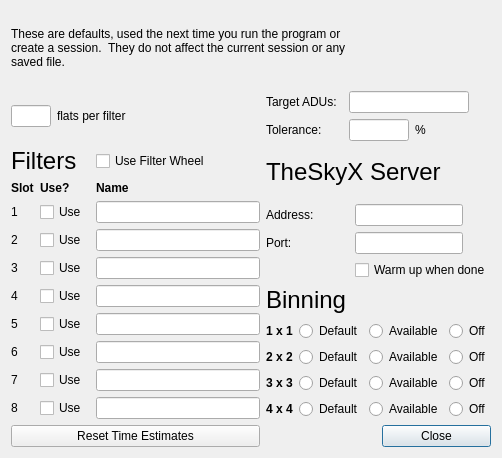
Above: PrefsWindow.ui from RMcDOttawa/FlatCaptureNow1 before the change. Below: the same form after it.
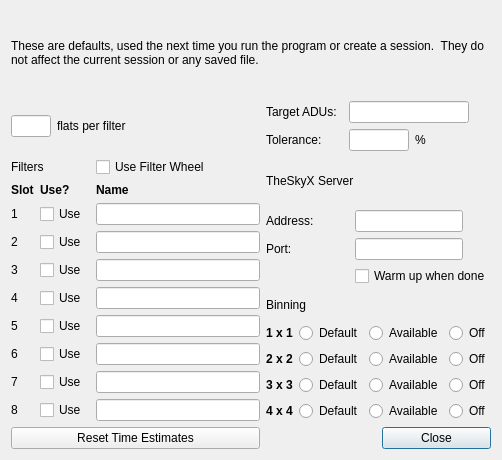
That is the form after the change.

Commit message: Add font menu, ability to resize on-screen text, and window resizing.

Diff of the .ui file:
```diff
--- a/PrefsWindow.ui
+++ b/PrefsWindow.ui
@@ -7,7 +7,7 @@
     <x>0</x>
     <y>0</y>
     <width>502</width>
-    <height>458</height>
+    <height>460</height>
    </rect>
   </property>
   <property name="sizePolicy">
@@ -16,10 +16,16 @@
     <verstretch>0</verstretch>
    </sizepolicy>
   </property>
+  <property name="minimumSize">
+   <size>
+    <width>502</width>
+    <height>460</height>
+   </size>
+  </property>
   <property name="maximumSize">
    <size>
-    <width>1000</width>
-    <height>482</height>
+    <width>2000</width>
+    <height>2000</height>
    </size>
   </property>
   <property name="windowTitle">
@@ -29,16 +35,6 @@
    <bool>true</bool>
   </property>
   <layout class="QGridLayout" name="gridLayout_5">
-   <item row="0" column="0" colspan="2">
-    <widget class="QLabel" name="label_25">
-     <property name="text">
-      <string>These are defaults, used the next time you run the program or create a session.  They do not affect the current session or any saved file.</string>
-     </property>
-     <property name="wordWrap">
-      <bool>true</bool>
-     </property>
-    </widget>
-   </item>
    <item row="1" column="0">
     <layout class="QHBoxLayout" name="horizontalLayout">
      <item>
@@ -131,7 +127,7 @@
      <item row="0" column="0" colspan="2">
       <widget class="QLabel" name="label_12">
        <property name="text">
-        <string>&lt;html&gt;&lt;head/&gt;&lt;body&gt;&lt;p&gt;&lt;span style=&quot; font-size:18pt;&quot;&gt;Filters&lt;/span&gt;&lt;/p&gt;&lt;/body&gt;&lt;/html&gt;</string>
+        <string>Filters</string>
        </property>
       </widget>
      </item>
@@ -393,7 +389,7 @@
      <item row="0" column="0" colspan="2">
       <widget class="QLabel" name="label_20">
        <property name="text">
-        <string>&lt;html&gt;&lt;head/&gt;&lt;body&gt;&lt;p&gt;&lt;span style=&quot; font-size:18pt;&quot;&gt;TheSkyX Server&lt;/span&gt;&lt;/p&gt;&lt;/body&gt;&lt;/html&gt;</string>
+        <string>TheSkyX Server</string>
        </property>
       </widget>
      </item>
@@ -414,13 +410,6 @@
    </item>
    <item row="3" column="1" colspan="2">
     <layout class="QGridLayout" name="gridLayout">
-     <item row="0" column="0" colspan="2">
-      <widget class="QLabel" name="label_13">
-       <property name="text">
-        <string>&lt;html&gt;&lt;head/&gt;&lt;body&gt;&lt;p&gt;&lt;span style=&quot; font-size:18pt;&quot;&gt;Binning&lt;/span&gt;&lt;/p&gt;&lt;/body&gt;&lt;/html&gt;</string>
-       </property>
-      </widget>
-     </item>
      <item row="1" column="0">
       <widget class="QLabel" name="label_15">
        <property name="text">
@@ -605,6 +594,13 @@
        </attribute>
       </widget>
      </item>
+     <item row="0" column="0" colspan="3">
+      <widget class="QLabel" name="Subtitle_3">
+       <property name="text">
+        <string>Binning</string>
+       </property>
+      </widget>
+     </item>
     </layout>
    </item>
    <item row="4" column="0">
@@ -624,6 +620,16 @@
      </property>
     </widget>
    </item>
+   <item row="0" column="0" colspan="3">
+    <widget class="QLabel" name="label_25">
+     <property name="text">
+      <string>These are defaults, used the next time you run the program or create a session.  They do not affect the current session or any saved file.</string>
+     </property>
+     <property name="wordWrap">
+      <bool>true</bool>
+     </property>
+    </widget>
+   </item>
   </layout>
  </widget>
  <resources/>
```
Left out of the diff: 6 changed lines with no effect on the pictures. The commit also changes 20 other files.
